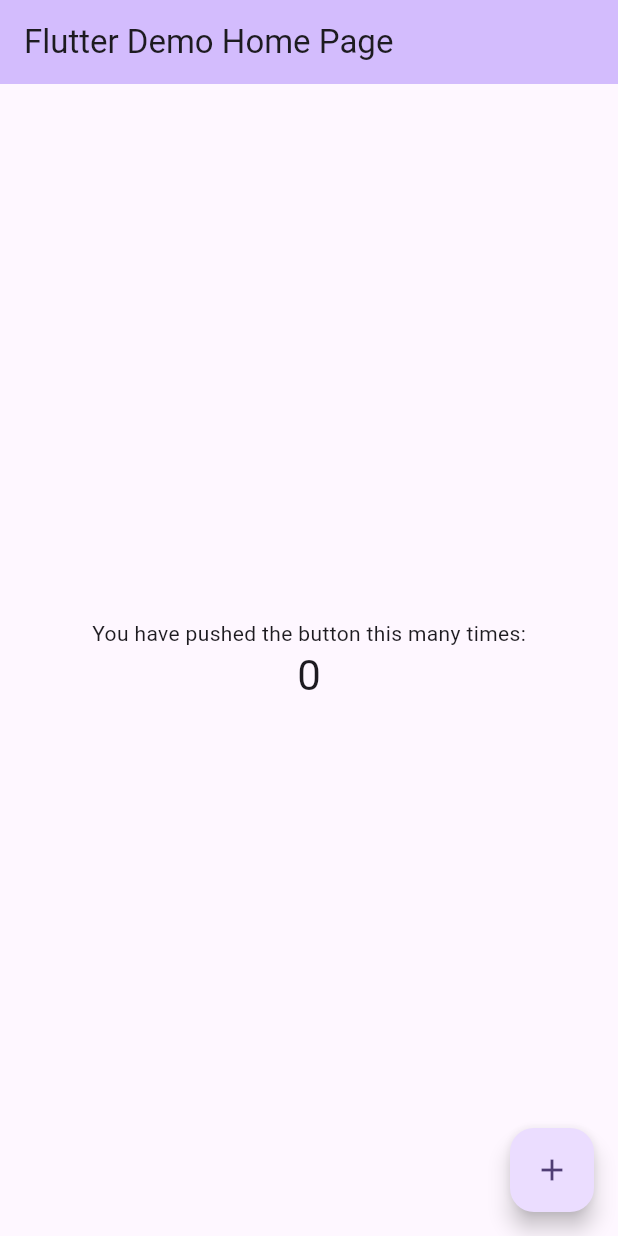
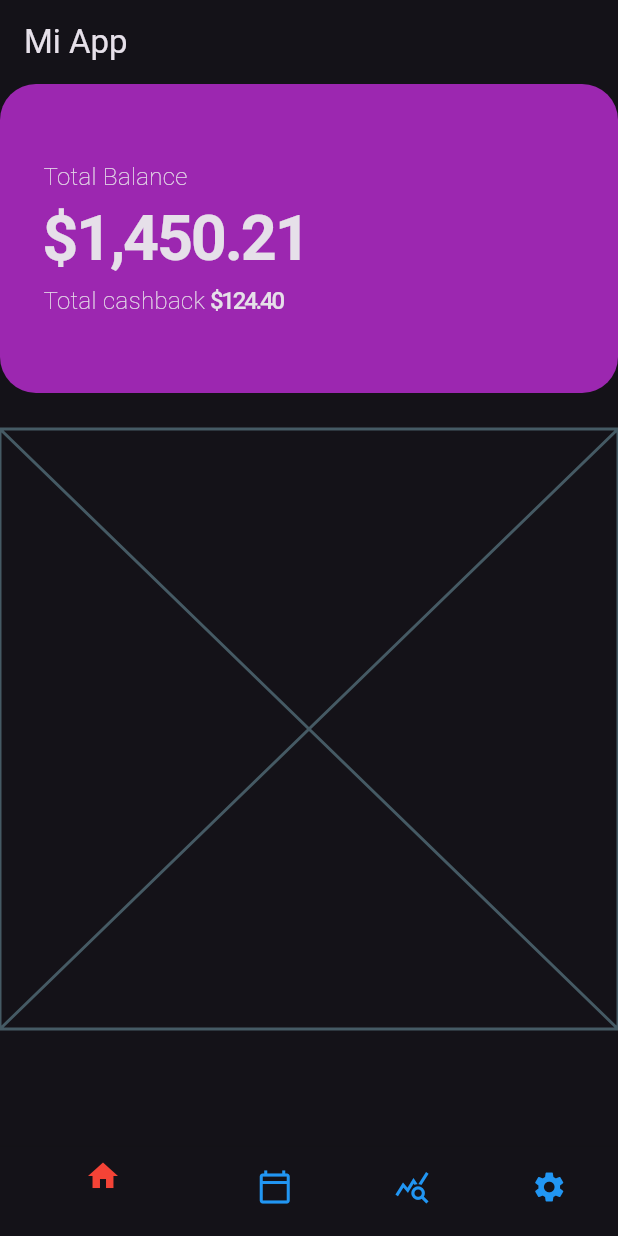
Before and after one commit to paolojoaquinp/flutter_bloc_practica, a Flutter app: the screen it shows after launch, on a phone screen of 412 x 824 dp. Run offline on Flutter 3.47's test engine with Material 3 defaults, Android fonts, the phone set to English and light mode, and no system bars; our stand-ins replace equatable, flutter_bloc.

Commit message:
First setup app, bottom navigation bar
- Setup architecture initial
- Setup initial of bottom navigation bar

```diff
--- /dev/null
+++ b/lib/features/home_view/presentation/bloc/home_page_bloc.dart
@@ -0,0 +1,22 @@
+import 'package:equatable/equatable.dart';
+import 'package:flutter/material.dart';
+import 'package:flutter_bloc/flutter_bloc.dart';
+import 'package:flutter_bloc_practica/features/home_view/presentation/pages/children/home_dashboard/page/home_dashboard_screen.dart';
+
+part 'home_page_event.dart';
+part 'home_page_state.dart';
+
+class HomePageBloc extends Bloc<HomePageEvent, HomePageState> {
+  HomePageBloc() : super(ChangePageState(currentPage: const HomeDashboardScreen(), selectedIndex: 0)) {
+    on<HomePageEvent>((event, emit) {
+    });
+    on<ChangePageEvent>(_onChangePageEvent);
+  }
+
+  void _onChangePageEvent(ChangePageEvent event, Emitter<HomePageState> emit) {
+    emit(ChangePageState(
+      currentPage: event.page,
+      selectedIndex: event.index,
+    ));
+  }
+}
--- /dev/null
+++ b/lib/features/home_view/presentation/bloc/home_page_event.dart
@@ -0,0 +1,24 @@
+part of 'home_page_bloc.dart';
+
+sealed class HomePageEvent extends Equatable {
+  const HomePageEvent();
+}
+
+final class InitialEvent extends HomePageState {
+  const InitialEvent();
+
+  @override
+  List<Object> get props => [];
+}
+
+final class ChangePageEvent extends HomePageEvent {
+  const ChangePageEvent({
+    required this.page,
+    required this.index,
+  });
+  final Widget page;
+  final int index;
+
+  @override
+  List<Object> get props => [page, index];
+}
--- /dev/null
+++ b/lib/features/home_view/presentation/bloc/home_page_state.dart
@@ -0,0 +1,25 @@
+part of 'home_page_bloc.dart';
+
+sealed class HomePageState extends Equatable {
+  const HomePageState();
+}
+
+class HomePageInitial extends HomePageState {
+  const HomePageInitial();
+
+  @override
+  List<Object> get props => [];
+}
+
+class ChangePageState extends HomePageState {
+  const ChangePageState({
+    required this.currentPage,
+    required this.selectedIndex,
+  });
+
+  final Widget currentPage;
+  final int selectedIndex;
+
+  @override
+  List<Object> get props => [currentPage, selectedIndex];
+}
--- /dev/null
+++ b/lib/features/home_view/presentation/pages/children/home_dashboard/page/home_dashboard_screen.dart
@@ -0,0 +1,42 @@
+import 'package:flutter/material.dart';
+
+import 'widgets/balance_card.dart';
+
+class HomeDashboardScreen extends StatelessWidget {
+  const HomeDashboardScreen({super.key});
+
+  @override
+  Widget build(BuildContext context) {
+    return _Page();
+  }
+}
+
+class _Page extends StatelessWidget {
+  const _Page({
+    super.key,
+  });
+
+  @override
+  Widget build(BuildContext context) {
+    return _Body();
+  }
+}
+
+class _Body extends StatelessWidget {
+  const _Body({
+    super.key,
+  });
+
+  @override
+  Widget build(BuildContext context) {
+    return const Column(
+      children: [
+        BalanceCard(),
+        SizedBox(
+          height: 24.0,
+        ),
+        Placeholder()
+      ],
+    );
+  }
+}
--- /dev/null
+++ b/lib/features/home_view/presentation/pages/children/home_dashboard/page/widgets/balance_card.dart
@@ -0,0 +1,55 @@
+import 'package:flutter/material.dart';
+
+class BalanceCard extends StatelessWidget {
+  const BalanceCard({super.key});
+
+  @override
+  Widget build(BuildContext context) {
+    return Container(
+      width: double.maxFinite,
+      height: MediaQuery.sizeOf(context).height * 0.25,
+      padding: EdgeInsets.all(MediaQuery.sizeOf(context).width * 0.07),
+      decoration: const BoxDecoration(
+        borderRadius: BorderRadius.all(Radius.circular(24.0)),
+        color: Colors.purple,
+      ),
+      child: const Column(
+        mainAxisAlignment: MainAxisAlignment.center,
+        crossAxisAlignment: CrossAxisAlignment.start,
+        children: [
+          Text("Total Balance",
+            style: TextStyle(
+              fontSize: 16,
+              fontWeight: FontWeight.w100
+            ),
+          ),
+          Text("\$1,450.21",
+            style: TextStyle(
+                fontSize: 42,
+                fontWeight: FontWeight.w700,
+                letterSpacing: -1.5
+            ),
+          ),
+          Row(
+            children: [
+              Text("Total cashback",
+               style: TextStyle(
+                    fontSize: 16,
+                    fontWeight: FontWeight.w100
+                ),
+              ),
+              SizedBox(width: 4.0,),
+              Text("\$124.40",
+                style: TextStyle(
+                  fontSize: 16,
+                  fontWeight: FontWeight.w500,
+                  letterSpacing: -1.5
+                ),
+              )
+            ],
+          )
+        ],
+      ),
+    );
+  }
+}
--- /dev/null
+++ b/lib/features/home_view/presentation/pages/children/widgets/custom_bottom_navigation_bar.dart
@@ -0,0 +1,59 @@
+import 'package:flutter/material.dart';
+import 'package:flutter_bloc/flutter_bloc.dart';
+import 'package:flutter_bloc_practica/features/home_view/presentation/bloc/home_page_bloc.dart';
+import 'package:flutter_bloc_practica/features/home_view/presentation/pages/children/home_dashboard/page/home_dashboard_screen.dart';
+
+class CustomBottomNavigationBar extends StatelessWidget {
+  const CustomBottomNavigationBar({
+    super.key,
+    required this.indexSelected,
+  });
+
+  final int indexSelected;
+
+  @override
+  Widget build(BuildContext context) {
+    return BottomNavigationBar(
+        currentIndex: indexSelected,
+        onTap: (index) {
+          late Widget page;
+          switch (index) {
+            case 0:
+              page = const HomeDashboardScreen();
+              break;
+            case 1:
+              page = Container(color: Colors.yellow);
+              break;
+            case 2:
+              page = Container(color: Colors.green);
+              break;
+            case 3:
+              page = Container(color: Colors.black);
+              break;
+          }
+          context
+              .read<HomePageBloc>()
+              .add(ChangePageEvent(page: page, index: index));
+        },
+        selectedItemColor: Colors.red,
+        unselectedItemColor: Colors.blue,
+        items: const [
+          BottomNavigationBarItem(
+            icon: Icon(Icons.home),
+            label: "",
+          ),
+          BottomNavigationBarItem(
+            icon: Icon(Icons.calendar_today_outlined),
+            label: "",
+          ),
+          BottomNavigationBarItem(
+            icon: Icon(Icons.query_stats),
+            label: "",
+          ),
+          BottomNavigationBarItem(
+            icon: Icon(Icons.settings),
+            label: "",
+          ),
+        ]);
+  }
+}
--- /dev/null
+++ b/lib/features/home_view/presentation/pages/home_page.dart
@@ -0,0 +1,57 @@
+import 'package:flutter/material.dart';
+import 'package:flutter_bloc/flutter_bloc.dart';
+import 'package:flutter_bloc_practica/features/home_view/presentation/bloc/home_page_bloc.dart';
+import 'package:flutter_bloc_practica/features/home_view/presentation/pages/children/widgets/custom_bottom_navigation_bar.dart';
+
+class HomePage extends StatelessWidget {
+  const HomePage({super.key});
+
+  @override
+  Widget build(BuildContext context) {
+    return BlocProvider(
+      create: (context) => HomePageBloc(),
+      child: const _Page(),
+    );
+  }
+}
+
+class _Page extends StatelessWidget {
+  const _Page({
+    super.key,
+  });
+
+  @override
+  Widget build(BuildContext context) {
+    return BlocListener<HomePageBloc, HomePageState>(
+        listener: (context, state) {
+          // TODO: implement listener
+        },
+        child: _Body()
+    );
+  }
+}
+
+class _Body extends StatelessWidget {
+  const _Body({
+    super.key,
+  });
+
+  @override
+  Widget build(BuildContext context) {
+    return BlocBuilder<HomePageBloc, HomePageState>(
+      builder: (context, state) {
+        if (state is ChangePageState) {
+          return Scaffold(
+            appBar: AppBar(title: Text('Mi App'),),
+            body: state.currentPage,
+            bottomNavigationBar: CustomBottomNavigationBar(
+                indexSelected: state.selectedIndex
+            ),
+          );
+        } else {
+          return const Center(child: CircularProgressIndicator(),);
+        }
+      },
+    );
+  }
+}
--- a/lib/main.dart
+++ b/lib/main.dart
@@ -1,4 +1,5 @@
 import 'package:flutter/material.dart';
+import 'package:flutter_bloc_practica/features/home_view/presentation/pages/home_page.dart';
 
 void main() {
   runApp(const MyApp());
@@ -11,58 +12,13 @@ class MyApp extends StatelessWidget {
   Widget build(BuildContext context) {
     return MaterialApp(
       title: 'Flutter Demo',
+      darkTheme: ThemeData.dark(),
       theme: ThemeData(
         colorScheme: ColorScheme.fromSeed(seedColor: Colors.deepPurple),
         useMaterial3: true,
       ),
-      home: const MyHomePage(title: 'Flutter Demo Home Page'),
+      themeMode: ThemeMode.dark,
+      home: const HomePage(),
     );
   }
 }
-
-class MyHomePage extends StatefulWidget {
-  const MyHomePage({super.key, required this.title});
-  final String title;
-
-  @override
-  State<MyHomePage> createState() => _MyHomePageState();
-}
-
-class _MyHomePageState extends State<MyHomePage> {
-  int _counter = 0;
-
-  void _incrementCounter() {
-    setState(() {
-      _counter++;
-    });
-  }
-
-  @override
-  Widget build(BuildContext context) {
-    return Scaffold(
-      appBar: AppBar(
-        backgroundColor: Theme.of(context).colorScheme.inversePrimary,
-        title: Text(widget.title),
-      ),
-      body: Center(
-        child: Column(
-          mainAxisAlignment: MainAxisAlignment.center,
-          children: <Widget>[
-            const Text(
-              'You have pushed the button this many times:',
-            ),
-            Text(
-              '$_counter',
-              style: Theme.of(context).textTheme.headlineMedium,
-            ),
-          ],
-        ),
-      ),
-      floatingActionButton: FloatingActionButton(
-        onPressed: _incrementCounter,
-        tooltip: 'Increment',
-        child: const Icon(Icons.add),
-      ), // This trailing comma makes auto-formatting nicer for build methods.
-    );
-  }
-}
--- a/pubspec.yaml
+++ b/pubspec.yaml
@@ -35,6 +35,8 @@ dependencies:
   # The following adds the Cupertino Icons font to your application.
   # Use with the CupertinoIcons class for iOS style icons.
   cupertino_icons: ^1.0.6
+  flutter_bloc: ^8.1.6
+  equatable: ^2.0.5
 
 dev_dependencies:
   flutter_test:
```
